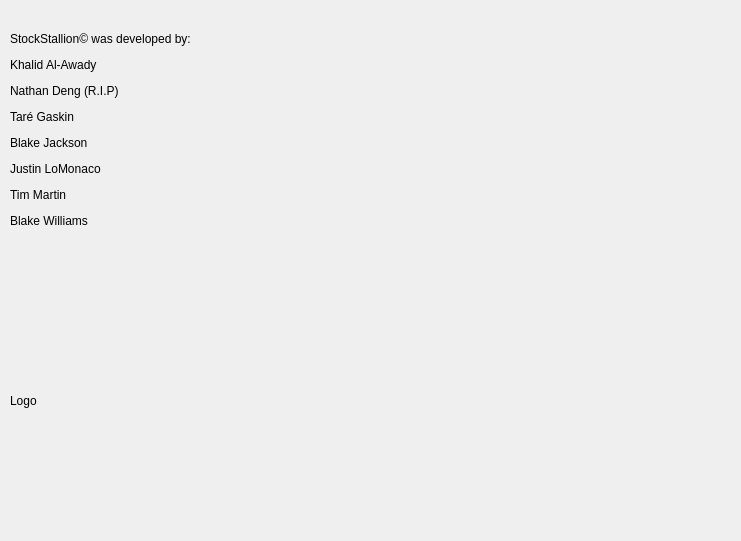
Above: StockStallionQtGUI/tab_about.ui from CodeApprenticeRai/StockStallion before the change. Below: the same form after it.
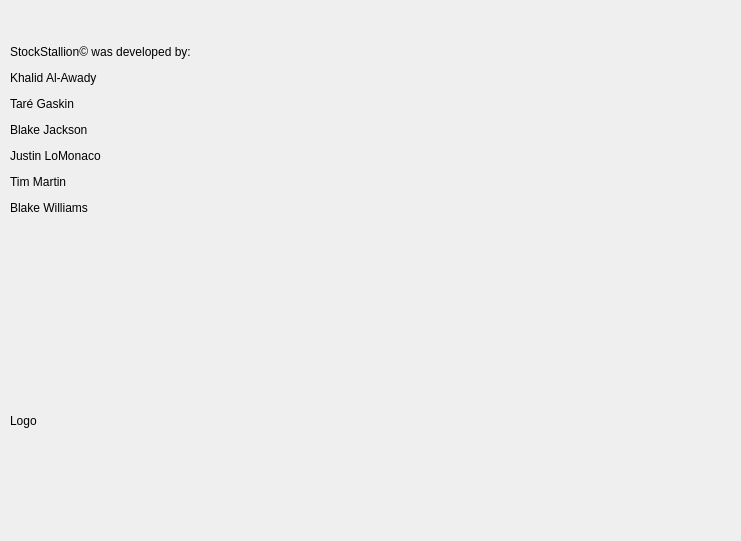
That is the form after the change.

Diff of the .ui file:
```diff
--- a/StockStallionQtGUI/tab_about.ui
+++ b/StockStallionQtGUI/tab_about.ui
@@ -26,14 +26,14 @@
     <string notr="true">font: 12pt &quot;Century Gothic&quot;;</string>
    </property>
    <property name="text">
-    <string>&lt;html&gt;&lt;head/&gt;&lt;body&gt;&lt;p&gt;StockStallion© was developed by:&lt;/p&gt;&lt;p&gt;Khalid Al-Awady&lt;/p&gt;&lt;p&gt;Nathan Deng (R.I.P)&lt;/p&gt;&lt;p&gt;Taré Gaskin&lt;/p&gt;&lt;p&gt;Blake Jackson&lt;/p&gt;&lt;p&gt;Justin LoMonaco&lt;/p&gt;&lt;p&gt;Tim Martin&lt;/p&gt;&lt;p&gt;Blake Williams&lt;/p&gt;&lt;/body&gt;&lt;/html&gt;</string>
+    <string>&lt;html&gt;&lt;head/&gt;&lt;body&gt;&lt;p&gt;StockStallion© was developed by:&lt;/p&gt;&lt;p&gt;Khalid Al-Awady&lt;/p&gt;&lt;p&gt;Taré Gaskin&lt;/p&gt;&lt;p&gt;Blake Jackson&lt;/p&gt;&lt;p&gt;Justin LoMonaco&lt;/p&gt;&lt;p&gt;Tim Martin&lt;/p&gt;&lt;p&gt;Blake Williams&lt;/p&gt;&lt;/body&gt;&lt;/html&gt;</string>
    </property>
   </widget>
   <widget class="QLabel" name="logo">
    <property name="geometry">
     <rect>
      <x>10</x>
-     <y>280</y>
+     <y>300</y>
      <width>701</width>
      <height>241</height>
     </rect>
```
